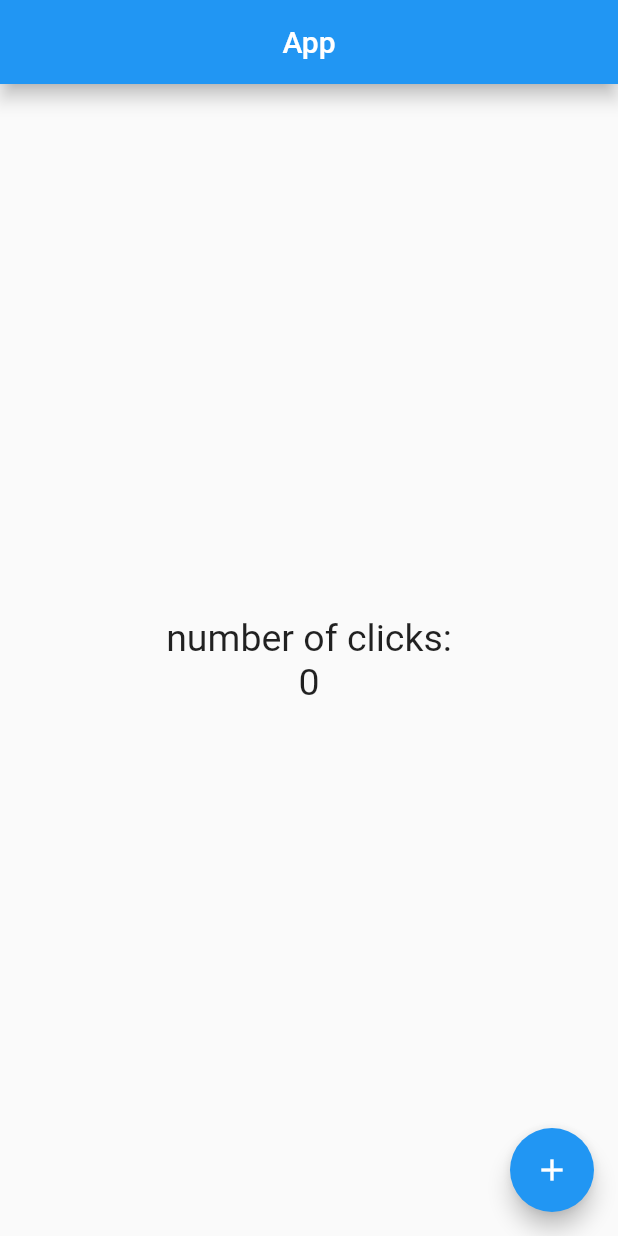
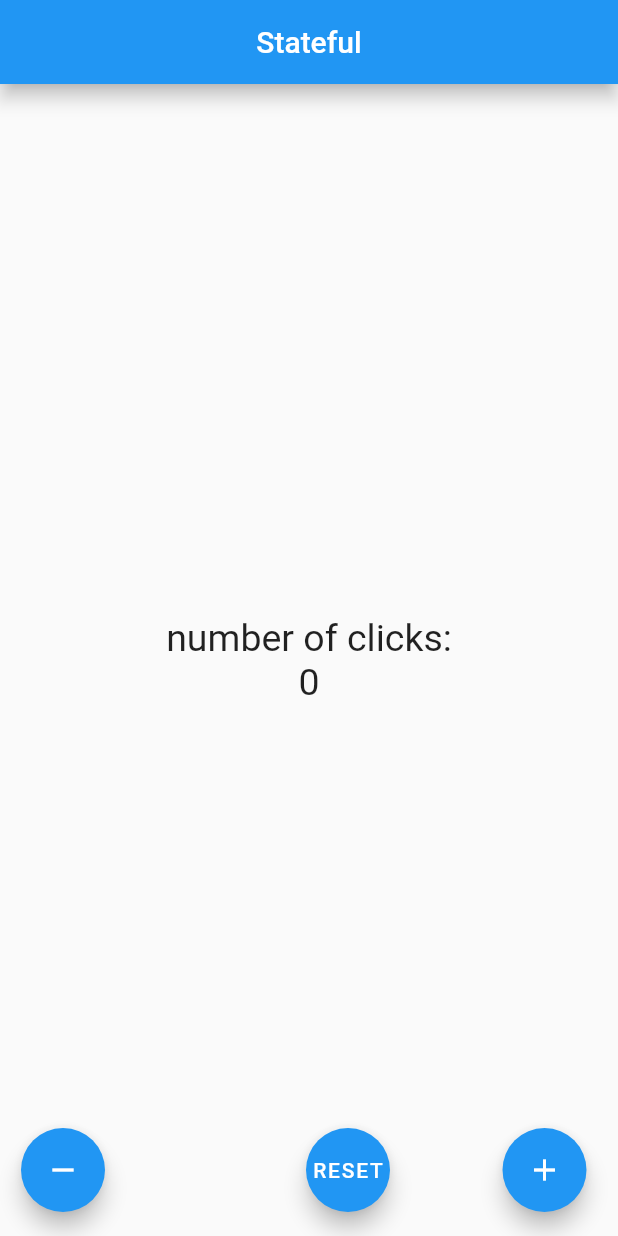
Before and after one commit to NepCode/counter_app_flutter, a Flutter app: the screen it shows after launch, on a phone screen of 412 x 824 dp. Run offline on Flutter 3.47's test engine with Material 2 defaults, Android fonts, the phone set to English and light mode, and no system bars.

Commit message:
add, substract and reset counter methods added

```diff
--- /dev/null
+++ b/lib/pages/counter_page.dart
@@ -0,0 +1,86 @@
+import 'package:flutter/material.dart';
+
+class CounterPage extends StatefulWidget{
+
+  @override
+  createState() => _CounterPageState();
+  /*State<StatefulWidget> createState() {
+    return _CounterPageState();
+  }*/
+
+}
+
+
+
+
+class _CounterPageState extends State <CounterPage> {
+
+  final _styleText = new TextStyle( fontSize: 25);
+  int _counter = 0;
+
+  @override
+  Widget build(BuildContext context) {
+    return Scaffold(
+      appBar: AppBar(
+        title: Text('Stateful'),
+        centerTitle: true,
+        elevation: 5.0,
+      ),
+      body: Center(
+        child: Column(
+          mainAxisAlignment: MainAxisAlignment.center,
+          children: <Widget>[
+            Text('number of clicks:', style: _styleText),
+            Text('$_counter', style: _styleText),
+          ],
+        ),
+      ),
+      floatingActionButton: _createFloatingButtons()
+    );
+  }
+
+  Widget _createFloatingButtons() {
+    return Row(
+      mainAxisAlignment: MainAxisAlignment.end,
+      children: <Widget>[
+        SizedBox(width: 30),
+        FloatingActionButton ( child: Icon(Icons.remove),  onPressed:  _substractCounter ),
+        Expanded(child: SizedBox ()),
+        FloatingActionButton ( child: Text('RESET'),  onPressed:  _resetCounter ),
+        SizedBox(width: 75),
+        FloatingActionButton ( child: Icon(Icons.add), onPressed:  _addCounter ),
+        SizedBox(width: 5.0,),
+      ],
+    );
+  }
+
+  void _addCounter() {
+    /*setState(() {
+      _counter++;
+    });*/
+    setState(() => _counter++);
+  }
+
+  void _substractCounter() {
+    setState(() => _counter--);
+  }
+
+  void _resetCounter() {
+    setState(() => _counter = 0);
+  }
+
+}
+
+
+/*
+FloatingActionButton (
+child: Icon(Icons.add),
+onPressed: () {
+print('hello world');
+
+setState(() {
+_counter++;
+
+});
+},
+),*/
--- a/lib/pages/home_page.dart
+++ b/lib/pages/home_page.dart
@@ -4,6 +4,7 @@ import 'package:flutter/material.dart';
 class Homepage extends StatelessWidget{
 
   final styleText = new TextStyle( fontSize: 25);
+  final counter = 10;
 
   @override
   Widget build(BuildContext context) {
@@ -18,7 +19,7 @@ class Homepage extends StatelessWidget{
           mainAxisAlignment: MainAxisAlignment.center,
           children: <Widget>[
             Text('number of clicks:', style: styleText),
-            Text('0', style: styleText),
+            Text('$counter', style: styleText),
           ],
         ),
       ),
--- a/lib/src/app.dart
+++ b/lib/src/app.dart
@@ -1,4 +1,5 @@
 import 'package:flutter/material.dart';
+import 'package:flutter_app/pages/counter_page.dart';
 import 'package:flutter_app/pages/home_page.dart';
 
 
@@ -7,8 +8,10 @@ class MyApp extends StatelessWidget {
   @override
   Widget build( context) {
     return MaterialApp(
+      debugShowCheckedModeBanner: false,
       home: Center(
-        child: Homepage(),
+        //child: Homepage(),
+        child: CounterPage(),
       ),
     );
   }
```
